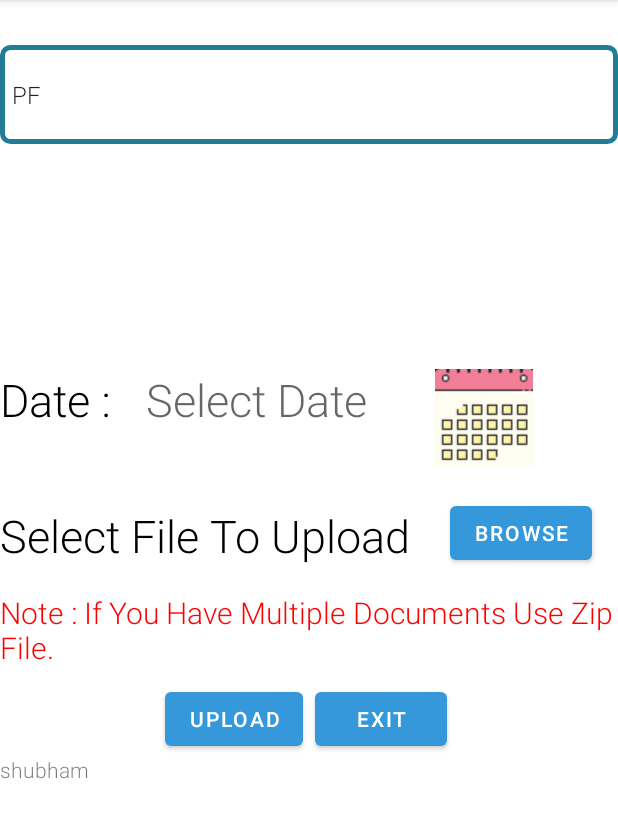
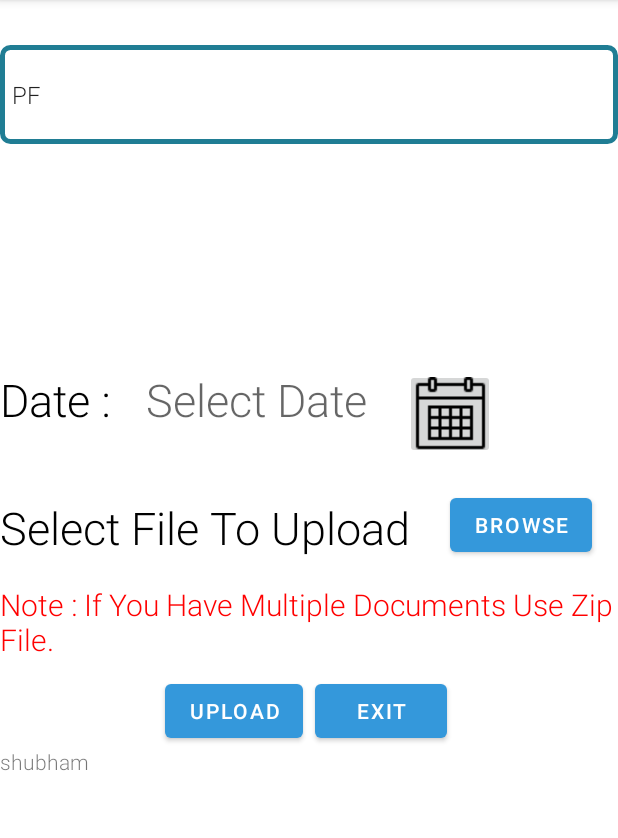
Before and after one commit to ashishav07/AccessComp, an Android app: the documentupload screen opened directly, with no data from a screen before it, on a phone screen of 412 x 824 dp, the part 84-922 px from its top. Run offline under Robolectric (Android 15) with nearby library versions, the phone set to English and light mode, and no system bars.

Commit message:
Calendar icon update

```diff
--- a/app/src/main/res/layout/activity_documentupload.xml
+++ b/app/src/main/res/layout/activity_documentupload.xml
@@ -43,10 +43,10 @@
 
         <ImageButton
             android:layout_marginBottom="10dp"
-            android:layout_width="65dp"
-            android:layout_height="65dp"
-            android:src="@drawable/cal1"
-            android:layout_marginLeft="290dp"
+            android:layout_width="60dp"
+            android:layout_height="60dp"
+            android:src="@drawable/cal3"
+            android:layout_marginLeft="270dp"
             android:id="@+id/image_button"
             />
     </RelativeLayout>
@@ -78,10 +78,10 @@
 
         <ImageButton
             android:layout_marginBottom="10dp"
-            android:layout_width="65dp"
-            android:layout_height="65dp"
-            android:src="@drawable/cal1"
-            android:layout_marginLeft="300dp"
+            android:layout_width="60dp"
+            android:layout_height="60dp"
+            android:src="@drawable/cal3"
+            android:layout_marginLeft="280dp"
             android:id="@+id/image_button1"
             />
     </RelativeLayout>
```
Also changed, not shown: app/src/main/res/drawable-v24/cal3.png (added), app/src/main/res/drawable/cal1.png (deleted).
